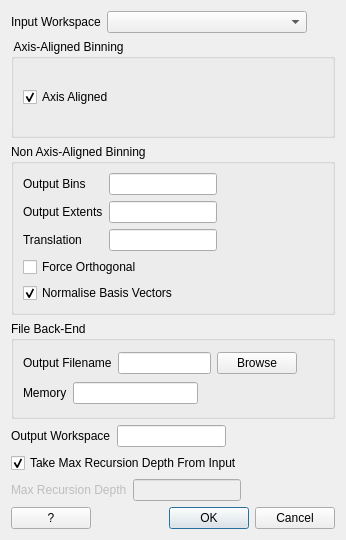
Qt form Code/Mantid/MantidQt/CustomDialogs/inc/MantidQtCustomDialogs/SlicingAlgorithmDialog.ui (mantidproject/mantid) before a commit.
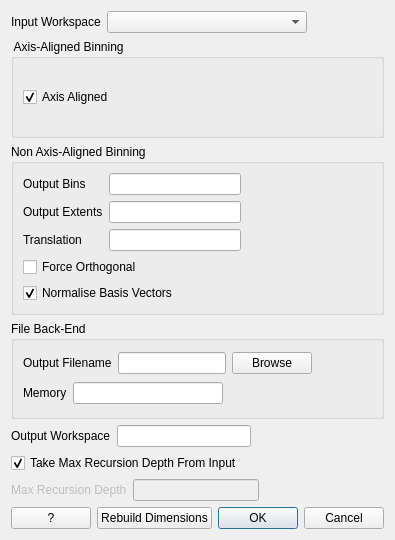
The same form after that commit. Custom widgets are drawn as their Qt base class.

Commit message:
refs #4744 #5018. Should remember inputs when appropriate now.
Also some other minor improvements to the orignal ticket such as properly remembering the inputs for the workspaceselector

The edit to the form file:
```diff
--- a/Code/Mantid/MantidQt/CustomDialogs/inc/MantidQtCustomDialogs/SlicingAlgorithmDialog.ui
+++ b/Code/Mantid/MantidQt/CustomDialogs/inc/MantidQtCustomDialogs/SlicingAlgorithmDialog.ui
@@ -381,6 +381,13 @@
        </property>
       </widget>
      </item>
+     <item>
+      <widget class="QPushButton" name="btn_rebuild_dimensions">
+       <property name="text">
+        <string>Rebuild Dimensions</string>
+       </property>
+      </widget>
+     </item>
      <item>
       <widget class="QDialogButtonBox" name="controls">
        <property name="orientation">
```
The commit also changes 2 other files.
